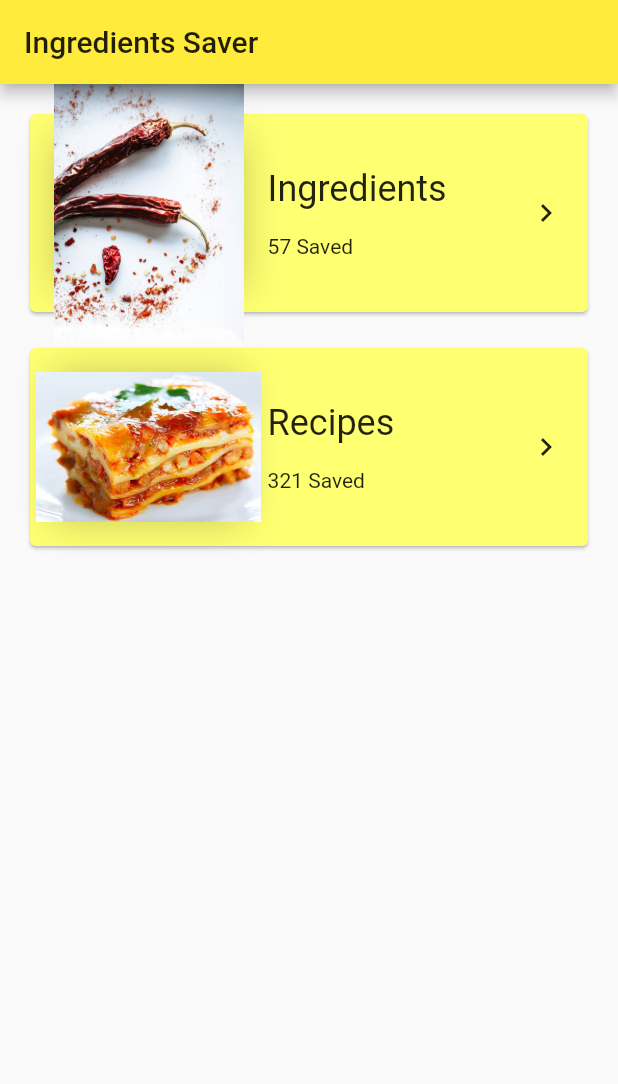
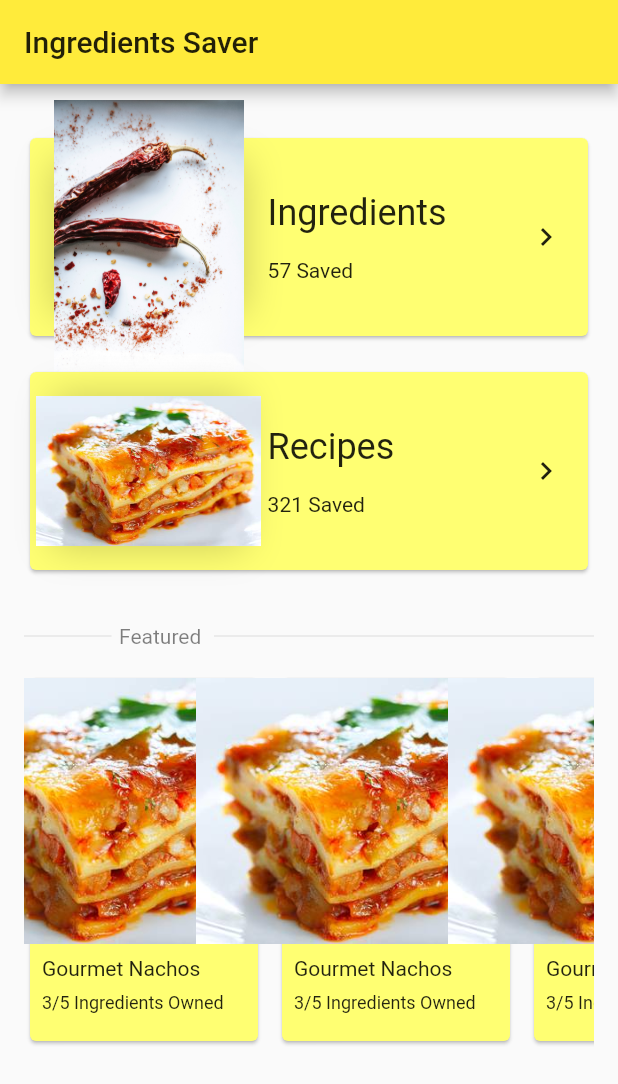
Before and after one commit to samfry13/ingredient_saver, a Flutter app: the screen it shows after launch, on a phone screen of 412 x 824 dp. Shown: the top 1084 px of the screen. Run offline on Flutter 3.47's test engine with Material 2 defaults, Android fonts, the phone set to English and light mode, and no system bars.

Commit message:
Finished up landing page

```diff
--- a/lib/LandingPage.dart
+++ b/lib/LandingPage.dart
@@ -35,12 +35,13 @@ class _LandingPageState extends State<LandingPage> {
   }
 
   Widget buildListTile(
-      String title, String subtitle, String imageURI, Function onPressed) {
-    return GestureDetector(
-      child: Container(
-        margin: EdgeInsets.fromLTRB(16.0, 16.0, 16.0, 0.0),
+      String title, String subtitle, String imageURI, EdgeInsets margin, Function onPressed) {
+    return Container(
+      margin: margin,
       child: Card(
         color: Theme.of(context).accentColor,
+        child: InkWell(
+          onTap: onPressed,
           child: Padding(
             padding: EdgeInsets.all(16.0),
             child: Row(
@@ -86,7 +87,6 @@ class _LandingPageState extends State<LandingPage> {
           ),
         ),
       ),
-      onTap: onPressed,
     );
   }
 
@@ -123,19 +123,113 @@ class _LandingPageState extends State<LandingPage> {
           // axis because Columns are vertical (the cross axis would be
           // horizontal).
           children: <Widget>[
-            buildListTile("Ingredients", "57 Saved", "assets/spices.jpg", () {
+            buildListTile(
+                "Ingredients",
+                "57 Saved",
+                "assets/spices.jpg",
+                EdgeInsets.fromLTRB(16, 32, 16, 0),
+                () {
                   Navigator.push(
                       context,
                       MaterialPageRoute(
                           builder: (context) =>
                               IngredientsPage(title: "Ingredients")));
-            }),
-            buildListTile("Recipes", "321 Saved", "assets/recipe.jpg", () {
+                }
+            ),
+            buildListTile(
+                "Recipes",
+                "321 Saved",
+                "assets/recipe.jpg",
+                EdgeInsets.fromLTRB(16, 16, 16, 0),
+                () {
                   Navigator.push(
                       context,
                       MaterialPageRoute(
                           builder: (context) => RecipesPage(title: "Recipes")));
-            })
+                }
+            ),
+            Padding(
+              padding: EdgeInsets.fromLTRB(16.0, 32.0, 16.0, 0.0),
+              child: Row(
+                crossAxisAlignment: CrossAxisAlignment.center,
+                children: <Widget>[
+                  Expanded(
+                    flex: 1,
+                    child: Padding(
+                      padding: const EdgeInsets.fromLTRB(0, 0, 5, 0),
+                      child: Divider(),
+                    ),
+                  ),
+                  Expanded(
+                    flex: 1,
+                    child: Text(
+                        "Featured",
+                      style: TextStyle(
+                        color: Color.fromRGBO(0x00, 0x00, 0x00, 0.5)
+                      ),
+                    ),
+                  ),
+                  Expanded(
+                    flex: 4,
+                    child: Divider(),
+                  )
+                ],
+              ),
+            ),
+            Padding(
+              padding: const EdgeInsets.fromLTRB(16, 16, 16, 0),
+              child: Container(
+                height: 250,
+                child: ListView.builder(
+                    scrollDirection: Axis.horizontal,
+                    itemCount: 4,
+                    itemBuilder: (BuildContext context, int index) {
+                      return Container(
+                        margin: EdgeInsets.fromLTRB(0, 0, 8, 0),
+                        height: 240,
+                        width: 160,
+                        child: Card(
+                          color: Theme.of(context).accentColor,
+                          child: InkWell(
+                            onTap: () {
+
+                            },
+                            child: Column(
+                              children: <Widget>[
+                                Expanded(
+                                  flex: 11,
+                                  child: FittedBox(
+                                      fit: BoxFit.cover, child: Image.asset("assets/recipe.jpg"))
+                                ),
+                                Expanded(
+                                  flex: 4,
+                                  child: Padding(
+                                    padding: const EdgeInsets.fromLTRB(8, 8, 8, 0),
+                                    child: Container(
+                                      width: 160,
+                                      height: 64,
+                                      child: Column(
+                                        crossAxisAlignment: CrossAxisAlignment.start,
+                                        children: <Widget>[
+                                          Padding(
+                                            padding: const EdgeInsets.fromLTRB(0, 0, 0, 8),
+                                            child: Text("Gourmet Nachos", style: TextStyle(fontSize: 14),),
+                                          ),
+                                          Text("3/5 Ingredients Owned", style: TextStyle(fontSize: 12),)
+                                        ],
+                                      ),
+                                    ),
+                                  ),
+                                )
+                              ],
+                            ),
+                          ),
+                        ),
+                      );
+                    }
+                )
+              ),
+            )
           ],
         ),
       ),
--- a/lib/main.dart
+++ b/lib/main.dart
@@ -13,7 +13,7 @@ class MyApp extends StatelessWidget {
       DeviceOrientation.portraitDown,
     ]);
     return MaterialApp(
-      title: 'Flutter Demo',
+      title: 'Ingredient Saver',
       theme: ThemeData(
         // This is the theme of your application.
         //
@@ -24,11 +24,8 @@ class MyApp extends StatelessWidget {
         // or simply save your changes to "hot reload" in a Flutter IDE).
         // Notice that the counter didn't reset back to zero; the application
         // is not restarted.
-//        primaryColor: Color(0xFFEB3B),
         primaryColor: Color.fromRGBO(0xFF, 0xEB, 0x3b, 1),
-//        secondaryHeaderColor: Color(0xC8B900),
         secondaryHeaderColor: Color.fromRGBO(0xC8, 0xB9, 0x00, 1),
-//        accentColor: Color(0xFFFF72)
         accentColor: Color.fromRGBO(0xFF, 0xFF, 0X72, 1)
       ),
       home: LandingPage(title: 'Ingredients Saver'),
```
Also changed, not shown: 1 other file. Lines whose indentation alone changed are shown as unchanged.
